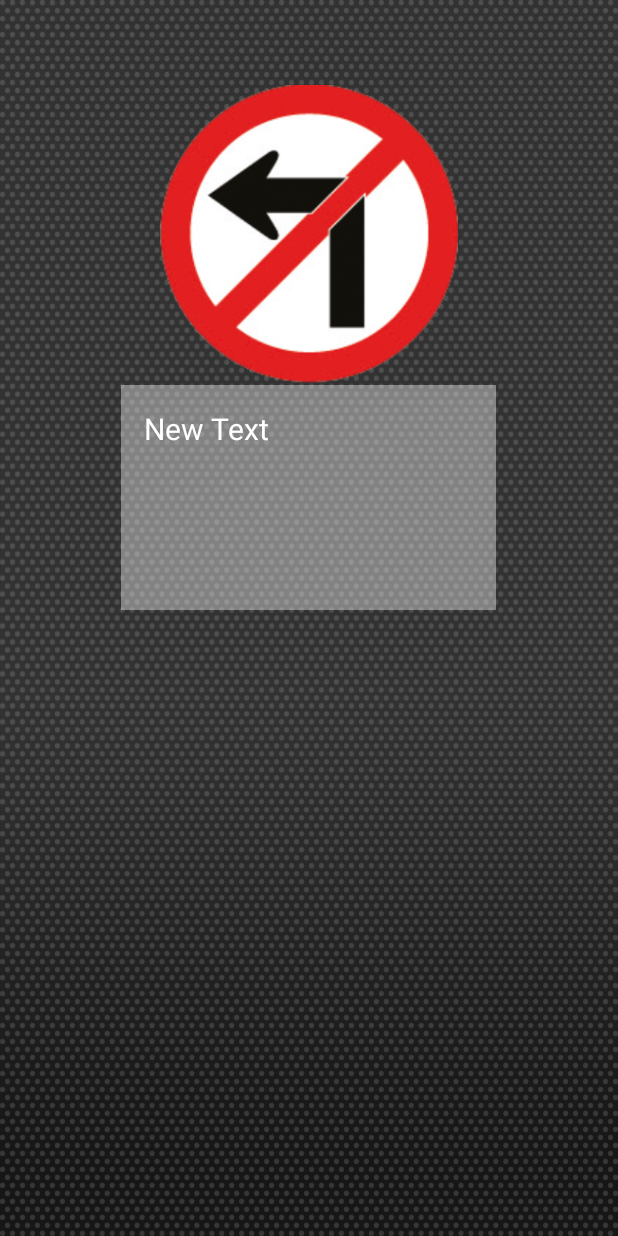
After one commit to blackspete/MyTraffic_5Dec15, an Android app: the DetailActivity screen opened directly, with no data from a screen before it, on a phone screen of 412 x 824 dp. The commit adds this screen. Run offline under Robolectric (Android 15) with nearby library versions, the phone set to English and light mode, and no system bars.

Commit message:
detail activity ใกล้เสดแล้วนะ

```diff
--- a/app/src/main/AndroidManifest.xml
+++ b/app/src/main/AndroidManifest.xml
@@ -15,6 +15,7 @@
                 <category android:name="android.intent.category.LAUNCHER" />
             </intent-filter>
         </activity>
+        <activity android:name=".DetailActivity"></activity>
     </application>
 
 </manifest>
--- /dev/null
+++ b/app/src/main/java/rtc/racing/blackspete/mytraffic/DetailActivity.java
@@ -0,0 +1,44 @@
+package rtc.racing.blackspete.mytraffic;
+
+import android.support.v7.app.AppCompatActivity;
+import android.os.Bundle;
+import android.widget.ImageView;
+import android.widget.TextView;
+
+public class DetailActivity extends AppCompatActivity {
+
+    // explicit
+    private TextView titleTextview,detailTextview;
+    private ImageView trafficImageView;
+
+
+    @Override
+    protected void onCreate(Bundle savedInstanceState) {
+
+        super.onCreate(savedInstanceState);
+        setContentView(R.layout.activity_detail);
+
+        //bindwidget
+        bindWidget();
+        //Show view
+        showView();
+
+    } // main medthod
+
+    private void showView() {
+        //การรับค่า จาก intent
+        String strTitle = getIntent().getStringExtra("Title");
+        int intIcon = getIntent().getIntExtra("Image", R.drawable.traffic_01);
+        int intIndex = getIntent().getIntExtra("Index", 0);
+
+        titleTextview.setText(strTitle); //เอามาโชว์
+        trafficImageView.setImageResource(intIcon);
+
+    }
+
+    private void bindWidget() {
+        titleTextview = (TextView) findViewById(R.id.textView4);
+        detailTextview = (TextView) findViewById(R.id.textView5);
+        trafficImageView = (ImageView) findViewById(R.id.imageView2);
+    }
+}// main class
--- a/app/src/main/java/rtc/racing/blackspete/mytraffic/MainActivity.java
+++ b/app/src/main/java/rtc/racing/blackspete/mytraffic/MainActivity.java
@@ -6,6 +6,7 @@ import android.net.Uri;
 import android.support.v7.app.AppCompatActivity;
 import android.os.Bundle;
 import android.view.View;
+import android.widget.AdapterView;
 import android.widget.Button;
 import android.widget.ListView;
 
@@ -34,7 +35,7 @@ public class MainActivity extends AppCompatActivity {
 
     private void listViewController() {
         //For Icon
-        int[] intIcon = {R.drawable.traffic_01, R.drawable.traffic_02,
+        final int[] intIcon = {R.drawable.traffic_01, R.drawable.traffic_02,
                 R.drawable.traffic_03, R.drawable.traffic_04,
                 R.drawable.traffic_05, R.drawable.traffic_06,
                 R.drawable.traffic_07, R.drawable.traffic_08,
@@ -46,7 +47,7 @@ public class MainActivity extends AppCompatActivity {
                 R.drawable.traffic_19, R.drawable.traffic_20};
 
         // for title
-        String[] titleStrings = new String[20];
+        final String[] titleStrings = new String[20];
         titleStrings[0] = "หัวข้อที่ 1";
         titleStrings[1] = "หัวข้อที่ 2";
         titleStrings[2] = "หัวข้อที่ 3";
@@ -71,6 +72,19 @@ public class MainActivity extends AppCompatActivity {
         String[] detailStrings = getResources().getStringArray(R.array.detail_short);
         MyAdapter objMyAdapter = new MyAdapter(MainActivity.this, titleStrings, detailStrings, intIcon);
         trafficListView.setAdapter(objMyAdapter);
+
+        trafficListView.setOnItemClickListener(new AdapterView.OnItemClickListener() {
+            @Override
+            public void onItemClick(AdapterView<?> parent, View view, int position, long id) {
+                //intent เคลื่อนย้ายการทำงาน จาก detail ไป main
+                Intent objIntent = new Intent(MainActivity.this,DetailActivity.class);
+                objIntent.putExtra("Title", titleStrings[position]);
+                objIntent.putExtra("Image", intIcon[position]);
+                objIntent.putExtra("Index", position);
+                startActivity(objIntent);
+            }
+        });
+
     } //listviewcontroller
 
     private void buttonController() {
--- /dev/null
+++ b/app/src/main/res/layout/activity_detail.xml
@@ -0,0 +1,53 @@
+<?xml version="1.0" encoding="utf-8"?>
+<RelativeLayout xmlns:android="http://schemas.android.com/apk/res/android"
+    xmlns:tools="http://schemas.android.com/tools"
+    android:layout_width="match_parent"
+    android:layout_height="wrap_content"
+    android:paddingBottom="@dimen/activity_vertical_margin"
+    android:paddingLeft="@dimen/activity_horizontal_margin"
+    android:paddingRight="@dimen/activity_horizontal_margin"
+    android:paddingTop="@dimen/activity_vertical_margin"
+    tools:context="rtc.racing.blackspete.mytraffic.DetailActivity"
+    android:gravity="center_horizontal"
+    android:background="@drawable/wall24">
+
+    <LinearLayout
+        android:orientation="vertical"
+        android:layout_width="match_parent"
+        android:layout_height="match_parent">
+
+        <TextView
+            android:layout_width="wrap_content"
+            android:layout_height="wrap_content"
+            android:text="New Text"
+            android:id="@+id/textView4"
+            android:layout_gravity="center_horizontal"
+            android:textSize="@dimen/h1"
+            android:textColor="@color/text" />
+
+        <ImageView
+            android:layout_width="@dimen/image"
+            android:layout_height="@dimen/image"
+            android:id="@+id/imageView2"
+            android:layout_gravity="center_horizontal" />
+
+        <ScrollView
+            android:layout_width="250dp"
+            android:layout_height="150dp"
+            android:id="@+id/scrollView"
+            android:layout_gravity="center_horizontal"
+            android:padding="15dp"
+            android:background="#63ffffff">
+
+            <TextView
+                android:layout_width="wrap_content"
+                android:layout_height="wrap_content"
+                android:text="New Text"
+                android:id="@+id/textView5"
+                android:textSize="@dimen/h2"
+                android:textColor="@color/text" />
+        </ScrollView>
+
+    </LinearLayout>
+
+</RelativeLayout>
--- a/app/src/main/res/layout/activity_main.xml
+++ b/app/src/main/res/layout/activity_main.xml
@@ -8,7 +8,7 @@
     android:paddingRight="@dimen/activity_horizontal_margin"
     android:paddingTop="@dimen/activity_vertical_margin"
     tools:context="rtc.racing.blackspete.mytraffic.MainActivity"
-    android:background="@drawable/bg4">
+    android:background="@drawable/wall24">
 
     <TextView
         android:layout_width="wrap_content"
--- a/app/src/main/res/values/dimens.xml
+++ b/app/src/main/res/values/dimens.xml
@@ -5,5 +5,7 @@
     <dimen name="h1">30sp</dimen>
     <dimen name="icon">100dp</dimen>
     <dimen name="h2">20sp</dimen>
+    <dimen name="image">200dp</dimen>
+
 
 </resources>
--- a/app/src/main/res/values/strings.xml
+++ b/app/src/main/res/values/strings.xml
@@ -3,5 +3,4 @@
     <string name="head">Traffic</string>
 
 
-
 </resources>
```
Also changed, not shown: app/src/main/res/drawable/wall24.png (added).
